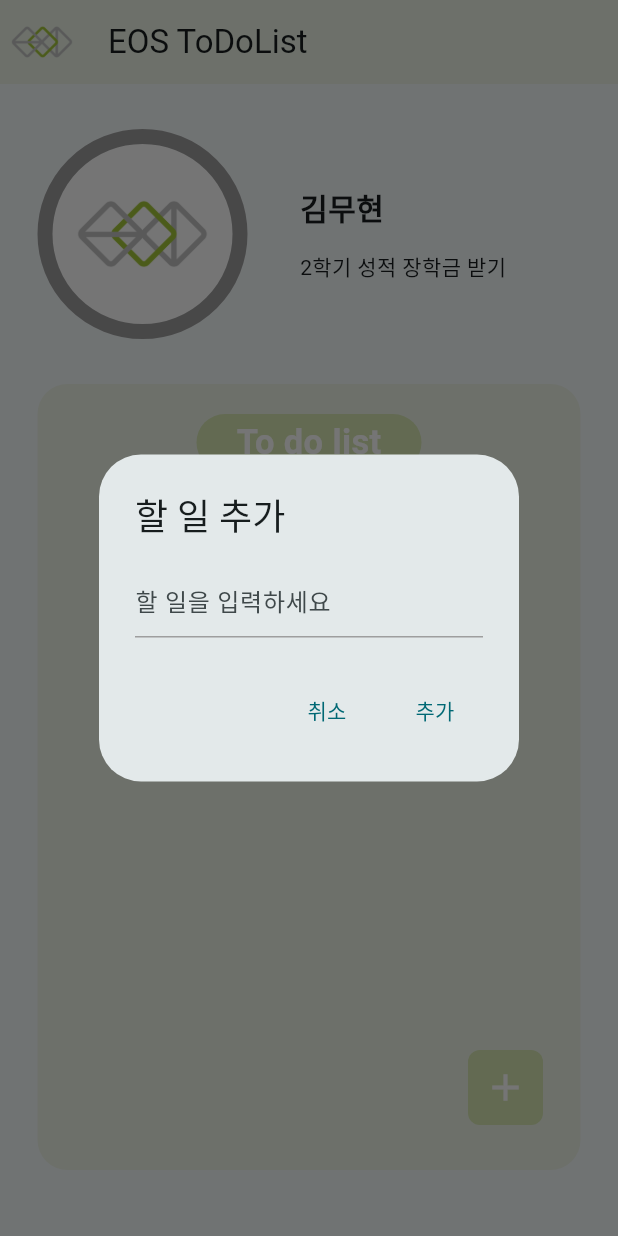
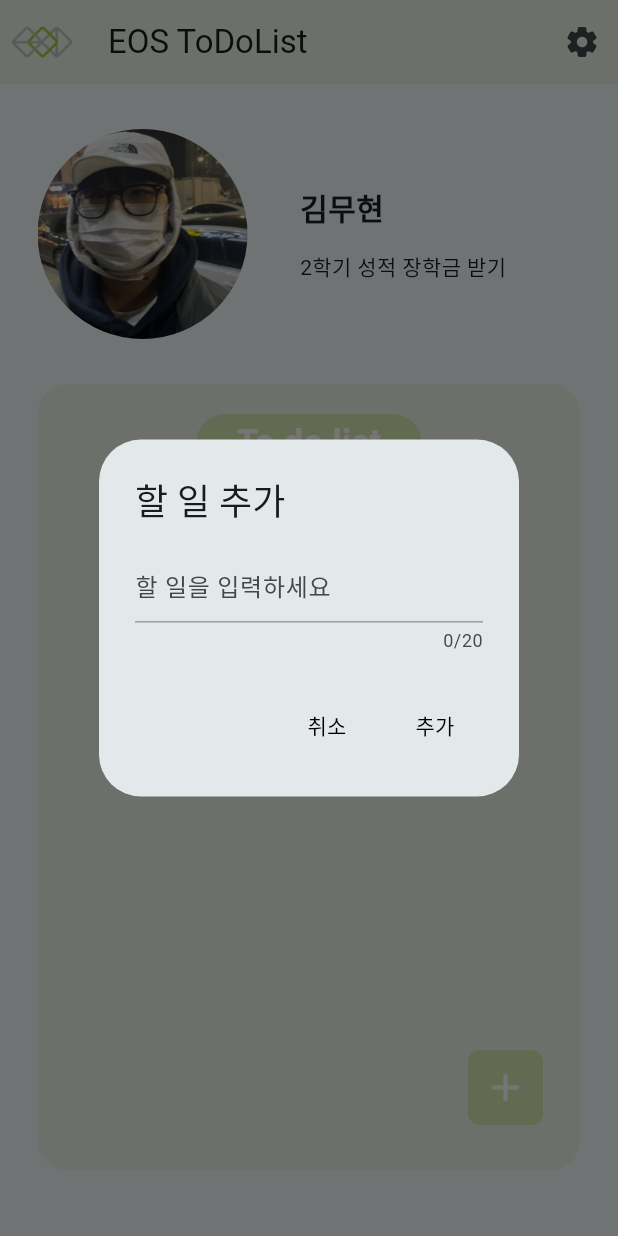
Before and after one commit to leonnoel777/2024_EOS_basic_project, a Flutter app: the screen it shows after launch, after a tap on the "favorite outline" icon, after a tap on the "delete" icon, after a tap on the "add" icon, on a phone screen of 412 x 824 dp. Run offline on Flutter 3.47's test engine with Material 3 defaults, Android fonts, the phone set to English and light mode, and no system bars; Roboto replaces fonts that are missing (Pretendard).

```diff
--- a/lib/screens/home_screen.dart
+++ b/lib/screens/home_screen.dart
@@ -1,3 +1,4 @@
+import 'package:eos_todolist/screens/setting_screen.dart';
 import 'package:eos_todolist/widgets/add_button.dart';
 import 'package:eos_todolist/widgets/todo_item.dart';
 import 'package:flutter/cupertino.dart';
@@ -36,6 +37,13 @@ class _HomeScreenState extends State<HomeScreen> {
         centerTitle: false,
         title: const Text('EOS ToDoList'),
         leading: Image.asset('assets/images/eos_logo.png'),
+        actions: [
+          IconButton(onPressed: () {
+            Navigator.push(context, MaterialPageRoute(builder: (context) => SettingScreen()));
+          },
+            icon: Icon(Icons.settings_rounded),
+          ),
+        ],
       ),
       body: Column(
         children: [
@@ -47,13 +55,12 @@ class _HomeScreenState extends State<HomeScreen> {
                 Container(
                   width: 140,
                   height: 140,
-                  decoration: BoxDecoration(
-                    color: Colors.white,
-                    border: Border.all(width: 10, color: Colors.grey),
-                    borderRadius: BorderRadius.circular(70),
-                  ),
-                  child: Center(
-                    child: Image.asset('assets/images/eos_logo.png'),
+                  child: ClipRRect(
+                    borderRadius: BorderRadius.circular(80),
+                    child: Image.asset(
+                      'assets/images/kijae.png',
+                      fit: BoxFit.cover,
+                    ),
                   ),
                 ),
                 const SizedBox(
@@ -159,13 +166,17 @@ class _HomeScreenState extends State<HomeScreen> {
                 borderSide: BorderSide(color: Colors.black),
               ),
             ),
+            maxLength: 20,
           ),
           actions: [
             TextButton(
               onPressed: () {
                 Navigator.of(context).pop();
               },
-              child: const Text("취소"),
+              child: const Text(
+                "취소",
+                style: TextStyle(color: Colors.black),
+              ),
             ),
             TextButton(
               onPressed: () {
@@ -177,7 +188,10 @@ class _HomeScreenState extends State<HomeScreen> {
                   Navigator.of(context).pop();
                 }
               },
-              child: const Text("추가"),
+              child: const Text(
+                "추가",
+                style: TextStyle(color: Colors.black),
+              ),
             ),
           ],
         );
--- /dev/null
+++ b/lib/screens/setting_screen.dart
@@ -0,0 +1,14 @@
+import 'package:flutter/material.dart';
+
+class SettingScreen extends StatelessWidget {
+  const SettingScreen({Key ? key}) : super(key: key);
+
+  @override
+  Widget build(BuildContext context) {
+    return Scaffold(
+      appBar: AppBar(
+        title: Text("setting page"),
+      ),
+    );
+  }
+}
```
Also changed, not shown: assets/images/kijae.png (added).
